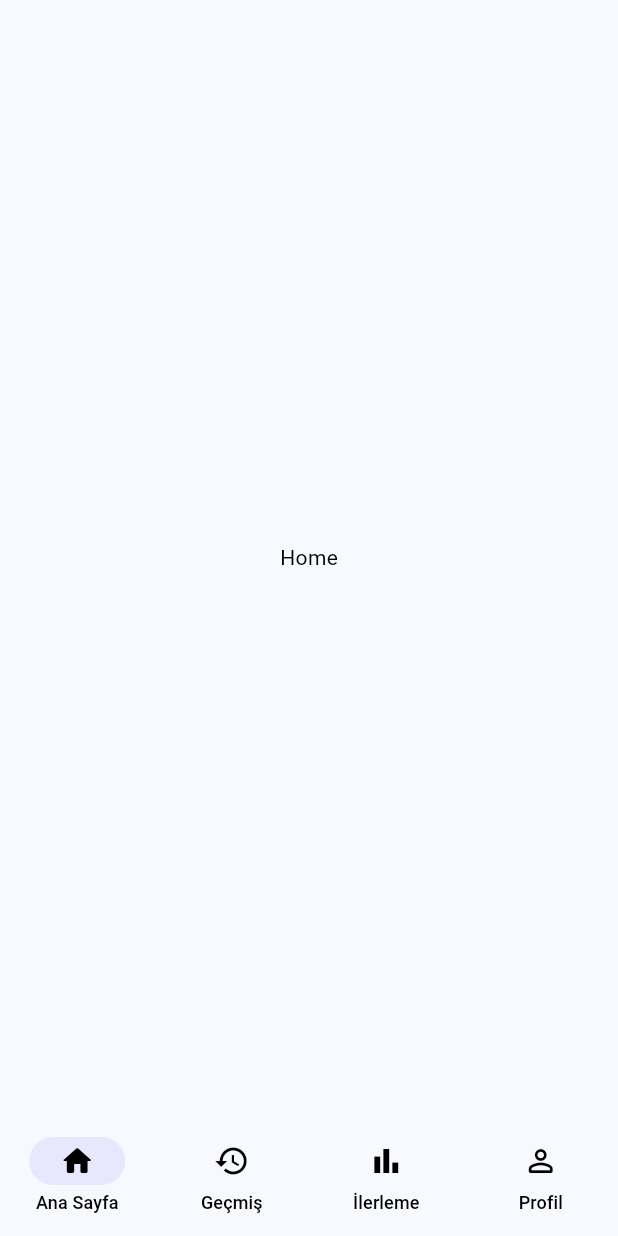
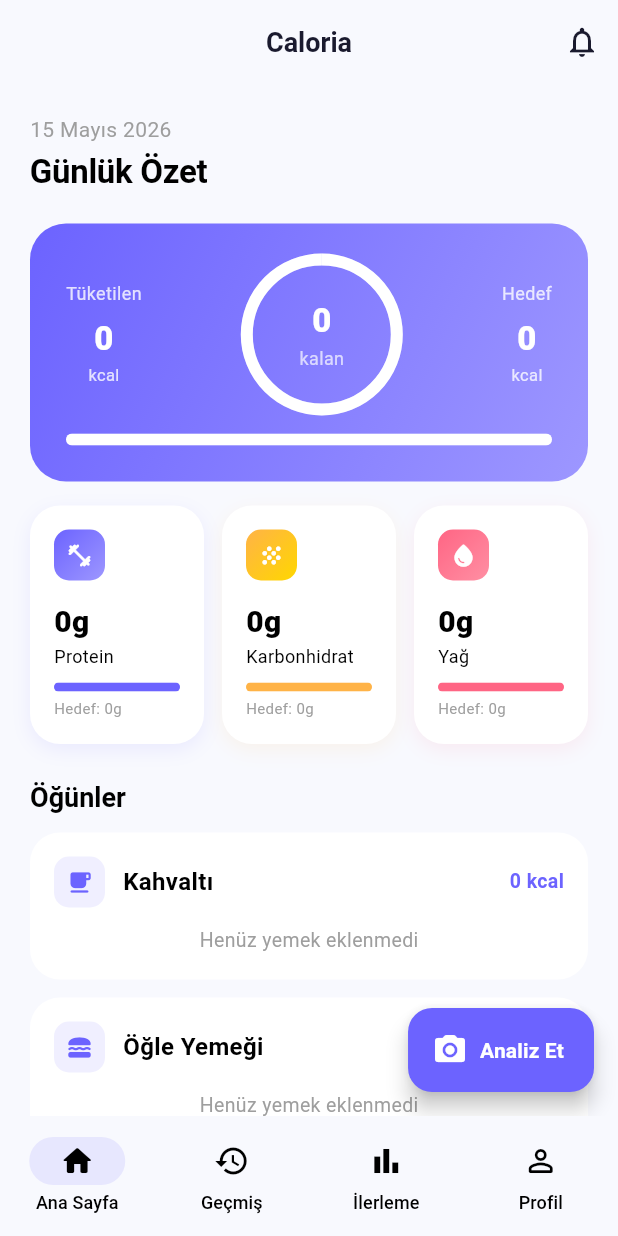
Before and after one commit to topcu53/Caloria, a Flutter app: the HomeScreen screen opened by its route, on a phone screen of 412 x 824 dp. Run offline on Flutter 3.47's test engine with Material 3 defaults, Android fonts, the phone set to English and light mode, and no system bars; our stand-ins replace cloud_firestore, firebase_auth, firebase_core, flutter_dotenv, flutter_riverpod, go_router; accounts and stored records are empty.

Commit message:
Home Screen UI tamamlandı (Kalori Kartı + Makro Kartlar + Öğün Bölümleri)

```diff
--- a/caloria/lib/features/home/presentation/screens/home_screen.dart
+++ b/caloria/lib/features/home/presentation/screens/home_screen.dart
@@ -1,12 +1,147 @@
 import 'package:flutter/material.dart';
+import 'package:flutter_riverpod/flutter_riverpod.dart';
+import '../../../../core/theme/app_colors.dart';
+import '../../../meals/presentation/providers/meal_provider.dart';
+import '../../../profile/presentation/providers/profile_provider.dart';
+import '../widgets/calorie_summary_card.dart';
+import '../widgets/macro_card.dart';
+import '../widgets/meal_section.dart';
 
-class HomeScreen extends StatelessWidget {
+class HomeScreen extends ConsumerWidget {
   const HomeScreen({super.key});
 
   @override
-  Widget build(BuildContext context) {
-    return const Scaffold(
-      body: Center(child: Text('Home')),
+  Widget build(BuildContext context, WidgetRef ref) {
+    final summary = ref.watch(dailySummaryProvider);
+    final profileAsync = ref.watch(userProfileProvider);
+
+    final calorieGoal = profileAsync.valueOrNull?.dailyCalorieGoal ?? 2000;
+    final proteinGoal = profileAsync.valueOrNull?.dailyProteinGoal ?? 150;
+    final carbsGoal = profileAsync.valueOrNull?.dailyCarbsGoal ?? 250;
+    final fatGoal = profileAsync.valueOrNull?.dailyFatGoal ?? 65;
+
+    return Scaffold(
+      appBar: AppBar(
+        title: const Text('Caloria'),
+        actions: [
+          IconButton(
+            icon: const Icon(Icons.notifications_outlined),
+            onPressed: () {},
+          ),
+        ],
+      ),
+      floatingActionButton: FloatingActionButton.extended(
+        onPressed: () {},
+        backgroundColor: AppColors.primary,
+        icon: const Icon(Icons.camera_alt_rounded, color: Colors.white),
+        label: const Text('Analiz Et',
+            style: TextStyle(color: Colors.white, fontWeight: FontWeight.w600)),
+      ),
+      body: RefreshIndicator(
+        onRefresh: () async {
+          ref.invalidate(mealsProvider);
+        },
+        child: ListView(
+          padding: const EdgeInsets.all(20),
+          children: [
+            // Tarih
+            Text(
+              _todayText(),
+              style: Theme.of(context).textTheme.bodyMedium?.copyWith(
+                    color: Colors.grey,
+                  ),
+            ),
+            const SizedBox(height: 4),
+            Text(
+              'Günlük Özet',
+              style: Theme.of(context).textTheme.headlineLarge,
+            ),
+            const SizedBox(height: 20),
+
+            // Kalori Card
+            CalorieSummaryCard(
+              consumed: summary.totalCalories,
+              goal: calorieGoal,
+            ),
+            const SizedBox(height: 16),
+
+            // Macro Cards
+            Row(
+              children: [
+                Expanded(
+                  child: MacroCard(
+                    label: 'Protein',
+                    value: summary.totalProtein,
+                    goal: proteinGoal,
+                    color: AppColors.protein,
+                    gradient: AppColors.proteinGradient,
+                  ),
+                ),
+                const SizedBox(width: 12),
+                Expanded(
+                  child: MacroCard(
+                    label: 'Karbonhidrat',
+                    value: summary.totalCarbs,
+                    goal: carbsGoal,
+                    color: AppColors.carbs,
+                    gradient: AppColors.carbsGradient,
+                  ),
+                ),
+                const SizedBox(width: 12),
+                Expanded(
+                  child: MacroCard(
+                    label: 'Yağ',
+                    value: summary.totalFat,
+                    goal: fatGoal,
+                    color: AppColors.fat,
+                    gradient: AppColors.fatGradient,
+                  ),
+                ),
+              ],
+            ),
+            const SizedBox(height: 24),
+
+            // Öğünler
+            Text('Öğünler',
+                style: Theme.of(context).textTheme.headlineMedium),
+            const SizedBox(height: 12),
+
+            const MealSection(
+              title: 'Kahvaltı',
+              mealType: 'breakfast',
+              icon: Icons.free_breakfast_rounded,
+            ),
+            const SizedBox(height: 12),
+            const MealSection(
+              title: 'Öğle Yemeği',
+              mealType: 'lunch',
+              icon: Icons.lunch_dining_rounded,
+            ),
+            const SizedBox(height: 12),
+            const MealSection(
+              title: 'Akşam Yemeği',
+              mealType: 'dinner',
+              icon: Icons.dinner_dining_rounded,
+            ),
+            const SizedBox(height: 12),
+            const MealSection(
+              title: 'Ara Öğün',
+              mealType: 'snacks',
+              icon: Icons.cookie_rounded,
+            ),
+            const SizedBox(height: 100),
+          ],
+        ),
+      ),
     );
   }
+
+  String _todayText() {
+    final now = DateTime.now();
+    const months = [
+      'Ocak', 'Şubat', 'Mart', 'Nisan', 'Mayıs', 'Haziran',
+      'Temmuz', 'Ağustos', 'Eylül', 'Ekim', 'Kasım', 'Aralık'
+    ];
+    return '${now.day} ${months[now.month - 1]} ${now.year}';
+  }
 }
--- /dev/null
+++ b/caloria/lib/features/home/presentation/widgets/calorie_summary_card.dart
@@ -0,0 +1,132 @@
+import 'package:flutter/material.dart';
+import '../../../../core/theme/app_colors.dart';
+
+class CalorieSummaryCard extends StatelessWidget {
+  final double consumed;
+  final double goal;
+
+  const CalorieSummaryCard({
+    super.key,
+    required this.consumed,
+    required this.goal,
+  });
+
+  @override
+  Widget build(BuildContext context) {
+    final remaining = goal - consumed;
+    final progress = (consumed / goal).clamp(0.0, 1.0);
+
+    return Container(
+      width: double.infinity,
+      padding: const EdgeInsets.all(24),
+      decoration: BoxDecoration(
+        gradient: AppColors.primaryGradient,
+        borderRadius: BorderRadius.circular(24),
+      ),
+      child: Column(
+        children: [
+          Row(
+            mainAxisAlignment: MainAxisAlignment.spaceBetween,
+            children: [
+              _StatItem(
+                label: 'Tüketilen',
+                value: consumed.toInt().toString(),
+                unit: 'kcal',
+                color: Colors.white,
+              ),
+              _CircularCalorie(progress: progress, remaining: remaining),
+              _StatItem(
+                label: 'Hedef',
+                value: goal.toInt().toString(),
+                unit: 'kcal',
+                color: Colors.white,
+              ),
+            ],
+          ),
+          const SizedBox(height: 16),
+          ClipRRect(
+            borderRadius: BorderRadius.circular(8),
+            child: LinearProgressIndicator(
+              value: progress,
+              backgroundColor: Colors.white.withOpacity(0.3),
+              valueColor: const AlwaysStoppedAnimation(Colors.white),
+              minHeight: 8,
+            ),
+          ),
+        ],
+      ),
+    );
+  }
+}
+
+class _CircularCalorie extends StatelessWidget {
+  final double progress;
+  final double remaining;
+
+  const _CircularCalorie({required this.progress, required this.remaining});
+
+  @override
+  Widget build(BuildContext context) {
+    return Stack(
+      alignment: Alignment.center,
+      children: [
+        SizedBox(
+          width: 100,
+          height: 100,
+          child: CircularProgressIndicator(
+            value: progress,
+            backgroundColor: Colors.white.withOpacity(0.3),
+            valueColor: const AlwaysStoppedAnimation(Colors.white),
+            strokeWidth: 8,
+          ),
+        ),
+        Column(
+          children: [
+            Text(
+              remaining.toInt().toString(),
+              style: const TextStyle(
+                color: Colors.white,
+                fontSize: 22,
+                fontWeight: FontWeight.w800,
+              ),
+            ),
+            const Text(
+              'kalan',
+              style: TextStyle(color: Colors.white70, fontSize: 12),
+            ),
+          ],
+        ),
+      ],
+    );
+  }
+}
+
+class _StatItem extends StatelessWidget {
+  final String label;
+  final String value;
+  final String unit;
+  final Color color;
+
+  const _StatItem({
+    required this.label,
+    required this.value,
+    required this.unit,
+    required this.color,
+  });
+
+  @override
+  Widget build(BuildContext context) {
+    return Column(
+      children: [
+        Text(label, style: TextStyle(color: color.withOpacity(0.8), fontSize: 12)),
+        const SizedBox(height: 4),
+        Text(
+          value,
+          style: TextStyle(
+              color: color, fontSize: 22, fontWeight: FontWeight.w800),
+        ),
+        Text(unit, style: TextStyle(color: color.withOpacity(0.8), fontSize: 11)),
+      ],
+    );
+  }
+}
--- /dev/null
+++ b/caloria/lib/features/home/presentation/widgets/macro_card.dart
@@ -0,0 +1,85 @@
+import 'package:flutter/material.dart';
+
+class MacroCard extends StatelessWidget {
+  final String label;
+  final double value;
+  final double goal;
+  final Color color;
+  final LinearGradient gradient;
+
+  const MacroCard({
+    super.key,
+    required this.label,
+    required this.value,
+    required this.goal,
+    required this.color,
+    required this.gradient,
+  });
+
+  @override
+  Widget build(BuildContext context) {
+    final progress = (value / goal).clamp(0.0, 1.0);
+
+    return Container(
+      padding: const EdgeInsets.all(16),
+      decoration: BoxDecoration(
+        color: Theme.of(context).cardTheme.color,
+        borderRadius: BorderRadius.circular(20),
+        boxShadow: [
+          BoxShadow(
+            color: color.withOpacity(0.1),
+            blurRadius: 10,
+            offset: const Offset(0, 4),
+          ),
+        ],
+      ),
+      child: Column(
+        crossAxisAlignment: CrossAxisAlignment.start,
+        children: [
+          Container(
+            padding: const EdgeInsets.all(8),
+            decoration: BoxDecoration(
+              gradient: gradient,
+              borderRadius: BorderRadius.circular(10),
+            ),
+            child: Icon(
+              label == 'Protein'
+                  ? Icons.fitness_center_rounded
+                  : label == 'Karbonhidrat'
+                      ? Icons.grain_rounded
+                      : Icons.water_drop_rounded,
+              color: Colors.white,
+              size: 18,
+            ),
+          ),
+          const SizedBox(height: 12),
+          Text(
+            '${value.toInt()}g',
+            style: const TextStyle(fontSize: 20, fontWeight: FontWeight.w800),
+          ),
+          Text(
+            label,
+            style: TextStyle(
+                fontSize: 12,
+                color: Theme.of(context).textTheme.bodySmall?.color),
+          ),
+          const SizedBox(height: 8),
+          ClipRRect(
+            borderRadius: BorderRadius.circular(4),
+            child: LinearProgressIndicator(
+              value: progress,
+              backgroundColor: color.withOpacity(0.15),
+              valueColor: AlwaysStoppedAnimation(color),
+              minHeight: 6,
+            ),
+          ),
+          const SizedBox(height: 4),
+          Text(
+            'Hedef: ${goal.toInt()}g',
+            style: const TextStyle(fontSize: 10, color: Colors.grey),
+          ),
+        ],
+      ),
+    );
+  }
+}
--- /dev/null
+++ b/caloria/lib/features/home/presentation/widgets/meal_section.dart
@@ -0,0 +1,116 @@
+import 'package:flutter/material.dart';
+import 'package:flutter_riverpod/flutter_riverpod.dart';
+import '../../../meals/domain/entities/meal_entity.dart';
+import '../../../meals/presentation/providers/meal_provider.dart';
+import '../../../../core/theme/app_colors.dart';
+
+class MealSection extends ConsumerWidget {
+  final String title;
+  final String mealType;
+  final IconData icon;
+
+  const MealSection({
+    super.key,
+    required this.title,
+    required this.mealType,
+    required this.icon,
+  });
+
+  @override
+  Widget build(BuildContext context, WidgetRef ref) {
+    final mealsAsync = ref.watch(mealsProvider(mealType));
+
+    return Container(
+      padding: const EdgeInsets.all(16),
+      decoration: BoxDecoration(
+        color: Theme.of(context).cardTheme.color,
+        borderRadius: BorderRadius.circular(20),
+      ),
+      child: Column(
+        children: [
+          Row(
+            children: [
+              Container(
+                padding: const EdgeInsets.all(8),
+                decoration: BoxDecoration(
+                  color: AppColors.primary.withOpacity(0.1),
+                  borderRadius: BorderRadius.circular(10),
+                ),
+                child: Icon(icon, color: AppColors.primary, size: 18),
+              ),
+              const SizedBox(width: 12),
+              Text(title,
+                  style: const TextStyle(
+                      fontSize: 16, fontWeight: FontWeight.w600)),
+              const Spacer(),
+              mealsAsync.when(
+                data: (meals) => Text(
+                  '${meals.fold(0.0, (s, m) => s + m.calories).toInt()} kcal',
+                  style: TextStyle(
+                      color: AppColors.primary,
+                      fontWeight: FontWeight.w600,
+                      fontSize: 13),
+                ),
+                loading: () => const SizedBox(),
+                error: (_, __) => const SizedBox(),
+              ),
+            ],
+          ),
+          mealsAsync.when(
+            data: (meals) => meals.isEmpty
+                ? const Padding(
+                    padding: EdgeInsets.only(top: 12),
+                    child: Text('Henüz yemek eklenmedi',
+                        style: TextStyle(color: Colors.grey, fontSize: 13)),
+                  )
+                : Column(
+                    children: meals
+                        .map((meal) => _MealItem(meal: meal))
+                        .toList(),
+                  ),
+            loading: () => const Padding(
+              padding: EdgeInsets.only(top: 12),
+              child: CircularProgressIndicator(),
+            ),
+            error: (_, __) => const SizedBox(),
+          ),
+        ],
+      ),
+    );
+  }
+}
+
+class _MealItem extends StatelessWidget {
+  final MealEntity meal;
+
+  const _MealItem({required this.meal});
+
+  @override
+  Widget build(BuildContext context) {
+    return Padding(
+      padding: const EdgeInsets.only(top: 12),
+      child: Row(
+        children: [
+          const SizedBox(width: 4),
+          Expanded(
+            child: Column(
+              crossAxisAlignment: CrossAxisAlignment.start,
+              children: [
+                Text(meal.foodName,
+                    style: const TextStyle(
+                        fontSize: 14, fontWeight: FontWeight.w500)),
+                Text(meal.portion,
+                    style:
+                        const TextStyle(fontSize: 12, color: Colors.grey)),
+              ],
+            ),
+          ),
+          Text(
+            '${meal.calories.toInt()} kcal',
+            style: const TextStyle(fontWeight: FontWeight.w600, fontSize: 13),
+          ),
+        ],
+      ),
+    );
+  }
+}
--- /dev/null
+++ b/caloria/lib/features/meals/data/datasources/meal_remote_datasource.dart
@@ -0,0 +1,48 @@
+import 'package:cloud_firestore/cloud_firestore.dart';
+import 'package:firebase_auth/firebase_auth.dart';
+import '../../domain/entities/meal_entity.dart';
+
+class MealRemoteDataSource {
+  final _firestore = FirebaseFirestore.instance;
+  final _auth = FirebaseAuth.instance;
+
+  String get _uid => _auth.currentUser!.uid;
+
+  String _dateKey(DateTime date) =>
+      '${date.year}-${date.month.toString().padLeft(2, '0')}-${date.day.toString().padLeft(2, '0')}';
+
+  Future<void> saveMeal(MealEntity meal, DateTime date) async {
+    await _firestore
+        .collection('users')
+        .doc(_uid)
+        .collection('daily_logs')
+        .doc(_dateKey(date))
+        .collection(meal.mealType)
+        .doc(meal.id)
+        .set(meal.toMap());
+  }
+
+  Future<void> deleteMeal(String mealId, String mealType, DateTime date) async {
+    await _firestore
+        .collection('users')
+        .doc(_uid)
+        .collection('daily_logs')
+        .doc(_dateKey(date))
+        .collection(mealType)
+        .doc(mealId)
+        .delete();
+  }
+
+  Stream<List<MealEntity>> watchMealsForDate(DateTime date, String mealType) {
+    return _firestore
+        .collection('users')
+        .doc(_uid)
+        .collection('daily_logs')
+        .doc(_dateKey(date))
+        .collection(mealType)
+        .snapshots()
+        .map((snap) => snap.docs
+            .map((doc) => MealEntity.fromMap(doc.data()))
+            .toList());
+  }
+}
--- /dev/null
+++ b/caloria/lib/features/meals/domain/entities/meal_entity.dart
@@ -0,0 +1,51 @@
+class MealEntity {
+  final String id;
+  final String foodName;
+  final double calories;
+  final double protein;
+  final double carbs;
+  final double fat;
+  final String portion;
+  final String mealType;
+  final DateTime createdAt;
+
+  const MealEntity({
+    required this.id,
+    required this.foodName,
+    required this.calories,
+    required this.protein,
+    required this.carbs,
+    required this.fat,
+    required this.portion,
+    required this.mealType,
+    required this.createdAt,
+  });
+
+  Map<String, dynamic> toMap() {
+    return {
+      'id': id,
+      'foodName': foodName,
+      'calories': calories,
+      'protein': protein,
+      'carbs': carbs,
+      'fat': fat,
+      'portion': portion,
+      'mealType': mealType,
+      'createdAt': createdAt.toIso8601String(),
+    };
+  }
+
+  factory MealEntity.fromMap(Map<String, dynamic> map) {
+    return MealEntity(
+      id: map['id'] ?? '',
+      foodName: map['foodName'] ?? '',
+      calories: map['calories']?.toDouble() ?? 0,
+      protein: map['protein']?.toDouble() ?? 0,
+      carbs: map['carbs']?.toDouble() ?? 0,
+      fat: map['fat']?.toDouble() ?? 0,
+      portion: map['portion'] ?? '',
+      mealType: map['mealType'] ?? 'breakfast',
+      createdAt: DateTime.parse(map['createdAt']),
+    );
+  }
+}
--- /dev/null
+++ b/caloria/lib/features/meals/presentation/providers/meal_provider.dart
@@ -0,0 +1,44 @@
+import 'package:flutter_riverpod/flutter_riverpod.dart';
+import '../../data/datasources/meal_remote_datasource.dart';
+import '../../domain/entities/meal_entity.dart';
+
+final mealDataSourceProvider = Provider((ref) => MealRemoteDataSource());
+
+final selectedDateProvider = StateProvider<DateTime>((ref) => DateTime.now());
+
+final mealsProvider = StreamProvider.family<List<MealEntity>, String>(
+  (ref, mealType) {
+    final date = ref.watch(selectedDateProvider);
+    return ref.watch(mealDataSourceProvider).watchMealsForDate(date, mealType);
+  },
+);
+
+final dailySummaryProvider = Provider((ref) {
+  final breakfast = ref.watch(mealsProvider('breakfast')).valueOrNull ?? [];
+  final lunch = ref.watch(mealsProvider('lunch')).valueOrNull ?? [];
+  final dinner = ref.watch(mealsProvider('dinner')).valueOrNull ?? [];
+  final snacks = ref.watch(mealsProvider('snacks')).valueOrNull ?? [];
+
+  final allMeals = [...breakfast, ...lunch, ...dinner, ...snacks];
+
+  return DailySummary(
+    totalCalories: allMeals.fold(0, (sum, m) => sum + m.calories),
+    totalProtein: allMeals.fold(0, (sum, m) => sum + m.protein),
+    totalCarbs: allMeals.fold(0, (sum, m) => sum + m.carbs),
+    totalFat: allMeals.fold(0, (sum, m) => sum + m.fat),
+  );
+});
+
+class DailySummary {
+  final double totalCalories;
+  final double totalProtein;
+  final double totalCarbs;
+  final double totalFat;
+
+  const DailySummary({
+    required this.totalCalories,
+    required this.totalProtein,
+    required this.totalCarbs,
+    required this.totalFat,
+  });
+}
```
